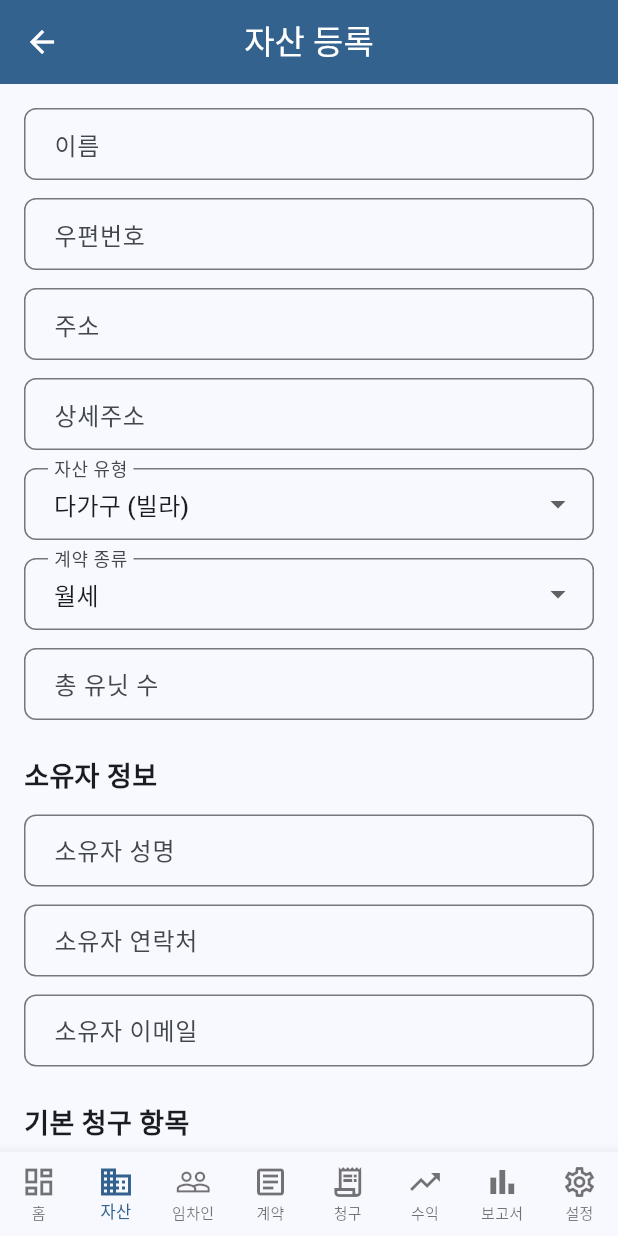
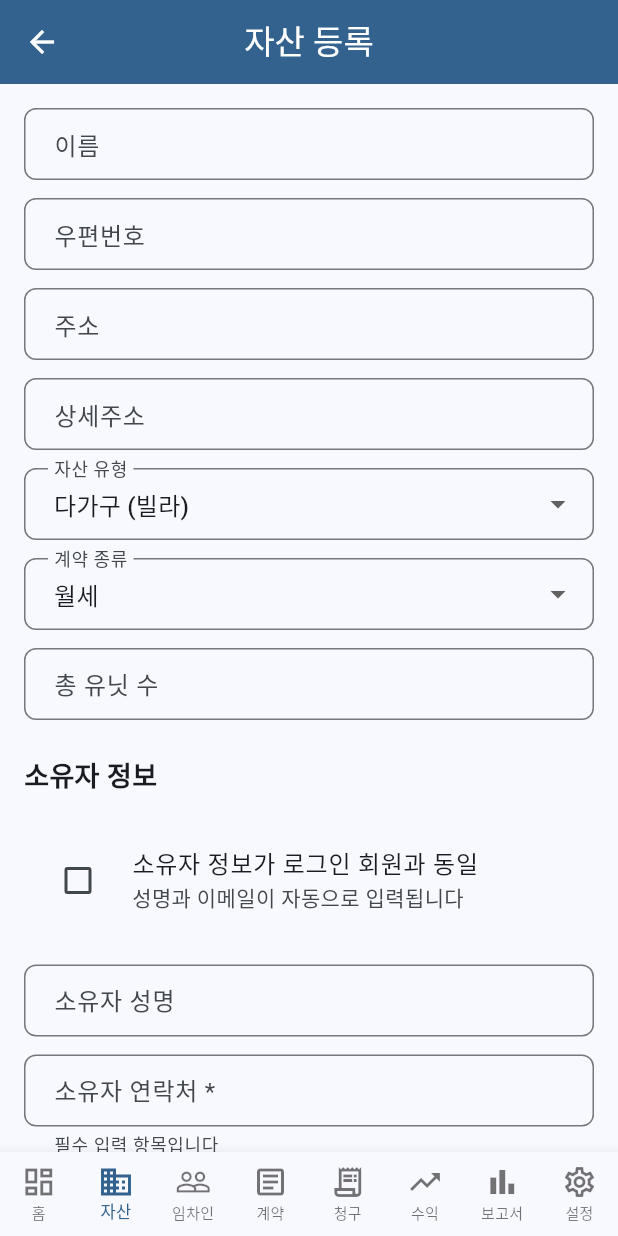
Before and after one commit to youp-han/RentHouse_A, a Flutter app: the PropertyFormScreen screen opened by its route, on a phone screen of 412 x 824 dp. Run offline on Flutter 3.47's test engine with Material 3 defaults, Android fonts, the phone set to English and light mode, and no system bars; our stand-ins replace device_info_plus, dio, drift, flutter_riverpod, flutter_secure_storage, freezed_annotation and 6 more; accounts and stored records are empty; generated files the repository leaves out were written again; statements that could not run were skipped.

Commit message:
자산 화면 변경
 1. 체크박스 추가: "소유자 정보가 로그인 회원과 동일" 체크박스
  2. 자동 입력: 체크 시 로그인한 사용자의 성명과 이메일을 자동으로 채움
  3. 읽기 전용: 체크 시 성명과 이메일 필드를 읽기 전용으로 변경 (회색 글씨)
  4. 연락처 필수: 체크 시 연락처만 필수 입력으로 설정
  5. 포커스 이동: 자동 입력 후 연락처 필드로 포커스 이동
  6. 체크 해제: 체크 해제 시 성명과 이메일 필드 초기화

```diff
--- a/renthouse/lib/features/property/presentation/property_form_screen.dart
+++ b/renthouse/lib/features/property/presentation/property_form_screen.dart
@@ -4,6 +4,7 @@ import 'package:go_router/go_router.dart';
 import 'package:renthouse/features/property/application/property_controller.dart';
 import 'package:renthouse/features/property/domain/property.dart';
 import 'package:renthouse/features/property/data/property_repository.dart';
+import 'package:renthouse/core/auth/auth_repository.dart';
 import 'package:uuid/uuid.dart';
 
 class PropertyFormScreen extends ConsumerStatefulWidget {
@@ -32,6 +33,8 @@ class _PropertyFormScreenState extends ConsumerState<PropertyFormScreen> {
   PropertyType _selectedPropertyType = PropertyType.villa;
   // 계약 종류 (task135)
   ContractType _selectedContractType = ContractType.wolse;
+  // 소유자 정보 자동 입력 여부
+  bool _useCurrentUserAsOwner = false;
   // 청구 항목들
   final List<Map<String, dynamic>> _billingItems = [
     {'name': '관리비', 'amount': 50000, 'enabled': false, 'controller': TextEditingController(text: '50000')},
@@ -77,6 +80,29 @@ class _PropertyFormScreenState extends ConsumerState<PropertyFormScreen> {
           break;
         }
       }
+    }
+  }
+
+  Future<void> _loadCurrentUserInfo() async {
+    try {
+      final authRepository = ref.read(authRepositoryProvider);
+      final currentUser = await authRepository.getCurrentUser();
+      if (currentUser != null) {
+        setState(() {
+          _ownerNameController.text = currentUser.name;
+          _ownerEmailController.text = currentUser.email;
+          // 연락처는 사용자가 직접 입력하도록 포커스 이동
+          FocusScope.of(context).requestFocus(FocusNode());
+        });
+        // 연락처 필드에 포커스
+        Future.delayed(const Duration(milliseconds: 100), () {
+          FocusScope.of(context).nextFocus();
+          FocusScope.of(context).nextFocus();
+        });
+      }
+    } catch (e) {
+      // 오류가 있어도 계속 진행
+      print('사용자 정보 로딩 실패: $e');
     }
   }
 
@@ -216,21 +242,60 @@ class _PropertyFormScreenState extends ConsumerState<PropertyFormScreen> {
             // 소유자 정보 섹션 (task134)
             const Text('소유자 정보', style: TextStyle(fontSize: 18, fontWeight: FontWeight.bold)),
             const SizedBox(height: 12),
+
+            // 현재 사용자와 동일 체크박스
+            CheckboxListTile(
+              title: const Text('소유자 정보가 로그인 회원과 동일'),
+              subtitle: const Text('성명과 이메일이 자동으로 입력됩니다'),
+              value: _useCurrentUserAsOwner,
+              onChanged: (bool? value) {
+                setState(() {
+                  _useCurrentUserAsOwner = value ?? false;
+                });
+
+                if (_useCurrentUserAsOwner) {
+                  _loadCurrentUserInfo();
+                } else {
+                  // 체크 해제 시 필드 초기화
+                  setState(() {
+                    _ownerNameController.clear();
+                    _ownerEmailController.clear();
+                  });
+                }
+              },
+              controlAffinity: ListTileControlAffinity.leading,
+            ),
+            const SizedBox(height: 12),
+
             TextFormField(
               controller: _ownerNameController,
               decoration: const InputDecoration(labelText: '소유자 성명'),
+              readOnly: _useCurrentUserAsOwner,
+              style: TextStyle(
+                color: _useCurrentUserAsOwner ? Colors.grey[600] : null,
+              ),
             ),
             const SizedBox(height: 12),
             TextFormField(
               controller: _ownerPhoneController,
-              decoration: const InputDecoration(labelText: '소유자 연락처'),
+              decoration: const InputDecoration(
+                labelText: '소유자 연락처 *',
+                helperText: '필수 입력 항목입니다',
+              ),
               keyboardType: TextInputType.phone,
+              validator: _useCurrentUserAsOwner
+                ? (v) => (v == null || v.isEmpty) ? '연락처는 필수입니다.' : null
+                : null,
             ),
             const SizedBox(height: 12),
             TextFormField(
               controller: _ownerEmailController,
               decoration: const InputDecoration(labelText: '소유자 이메일'),
               keyboardType: TextInputType.emailAddress,
+              readOnly: _useCurrentUserAsOwner,
+              style: TextStyle(
+                color: _useCurrentUserAsOwner ? Colors.grey[600] : null,
+              ),
             ),
             const SizedBox(height: 24),
             // 청구 항목 선택 섹션 (추가 요구사항)
```
